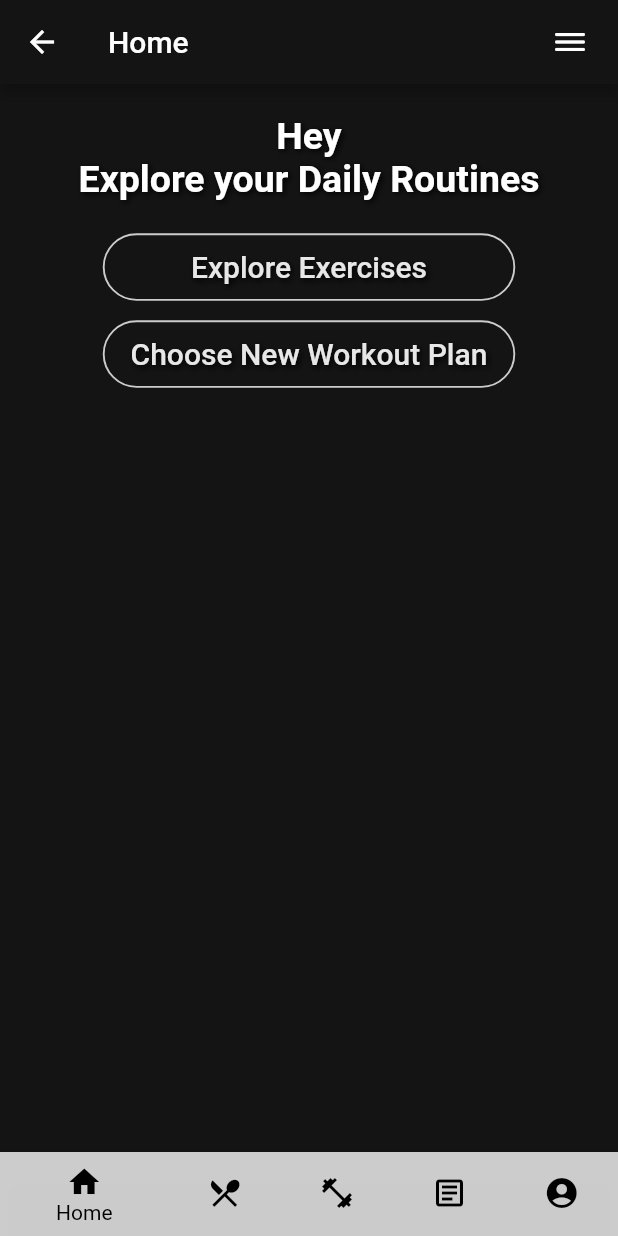
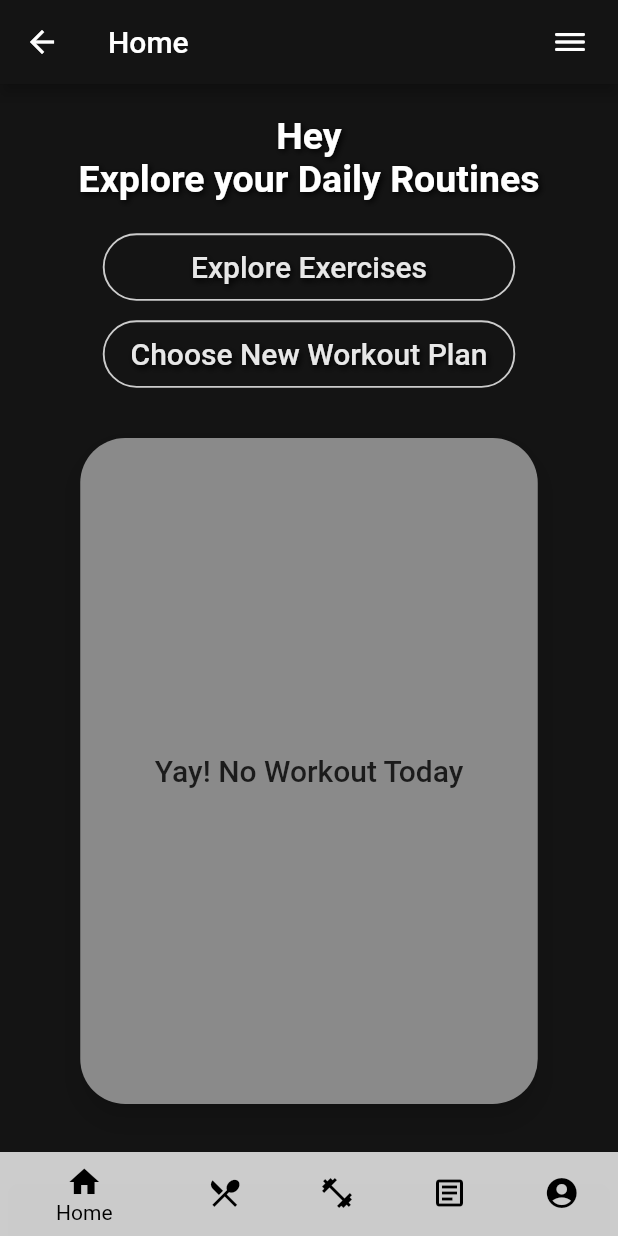
Before and after one commit to samuzaffar99/WorkoutTracker, a Flutter app: the HomePage screen opened directly with empty values, on a phone screen of 412 x 824 dp. Run offline on Flutter 3.47's test engine with Material 2 defaults, Android fonts, the phone set to English and light mode, and no system bars; our stand-ins replace date_time_picker, dio, pie_chart; missing offline and left inert: crypt, mongo_dart; accounts and stored records are empty.

Commit message:
home
added upcoming workouts card

```diff
--- a/idk/workout_tracker_app/lib/pages/ui_home.dart
+++ b/idk/workout_tracker_app/lib/pages/ui_home.dart
@@ -38,6 +38,7 @@ class _HomePageState extends State<HomePage> {
           child: NavigationBar(index,user),
         ),
         body: Column(
+          mainAxisAlignment: MainAxisAlignment.center,
           children: [
             SizedBox(height: 20),
             Text(
@@ -151,6 +152,34 @@ class _HomePageState extends State<HomePage> {
                 ),
               ],
             ),
+            Expanded(
+                child: Opacity(
+                  opacity: 0.5,
+                  child: Card(
+                    shape: RoundedRectangleBorder(
+                      borderRadius: BorderRadius.circular(30),
+                    ),
+                    elevation: 5,
+                    margin: EdgeInsets.fromLTRB(16, 32, 16, 32),
+                    child: Padding(
+                      padding: const EdgeInsets.all(15.0),
+                      child: Container(
+                        height: 400,
+                        width: 275,
+                        child: Column(
+                          mainAxisAlignment: MainAxisAlignment.center,
+                          children: [
+                            Center(
+                                child: Text("Yay! No Workout Today",
+                                  style: TextStyle(
+                                      fontSize: 20,
+                                      fontWeight: FontWeight.w500),),)
+                          ],
+                        ),
+                      ),
+                    ),
+                  ),
+                ),)
           ],
         ),
       ),
```
